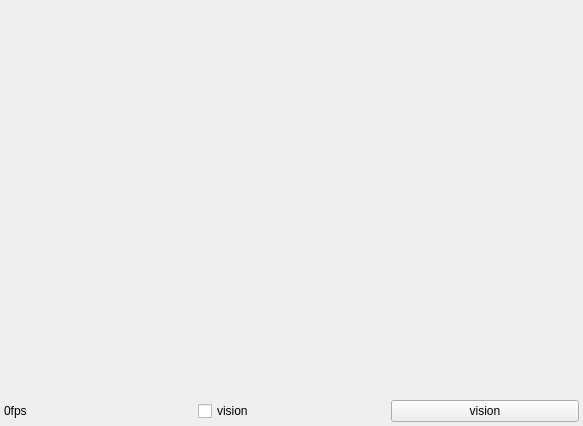
guanglun/GLMocap, file src/formVioWindow/formviowindow.ui: the form before one commit.
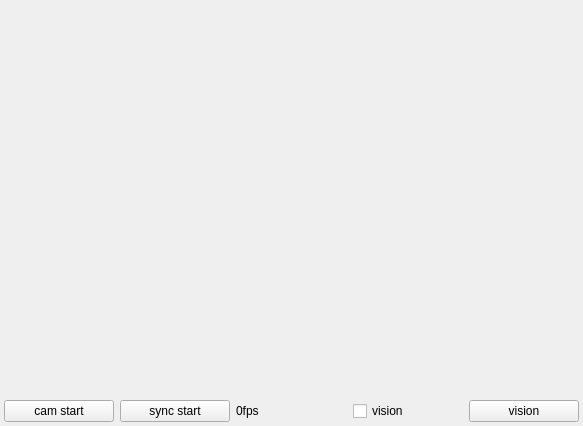
The form after the commit.

What changed in the file:
```diff
--- a/src/formVioWindow/formviowindow.ui
+++ b/src/formVioWindow/formviowindow.ui
@@ -28,7 +28,7 @@
   <property name="windowTitle">
    <string>FormVioWindow</string>
   </property>
-  <layout class="QVBoxLayout" name="verticalLayout_2">
+  <layout class="QVBoxLayout" name="verticalLayout_2" stretch="1000,1">
    <property name="leftMargin">
     <number>4</number>
    </property>
@@ -63,6 +63,20 @@
    </item>
    <item>
     <layout class="QHBoxLayout" name="horizontalLayout">
+     <item>
+      <widget class="QPushButton" name="pb_cam">
+       <property name="text">
+        <string>cam start</string>
+       </property>
+      </widget>
+     </item>
+     <item>
+      <widget class="QPushButton" name="pb_sync">
+       <property name="text">
+        <string>sync start</string>
+       </property>
+      </widget>
+     </item>
      <item>
       <widget class="QLabel" name="lb_fps">
        <property name="text">
```
